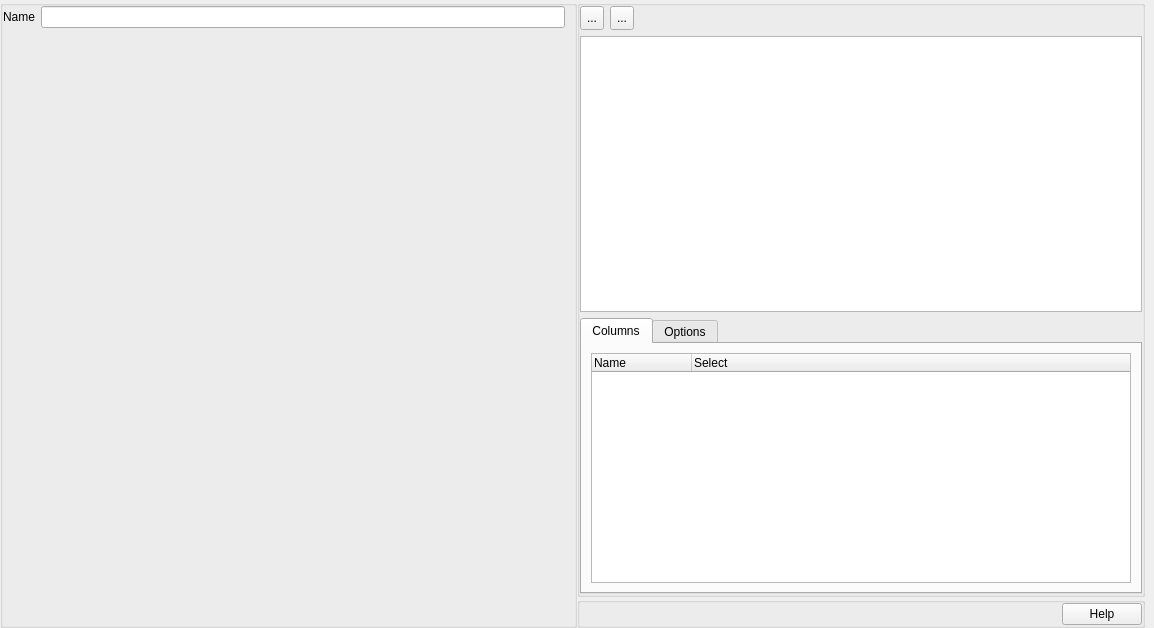
First picture: the form in NewViewForm.ui, repository fritzone/ddm, before the edit.
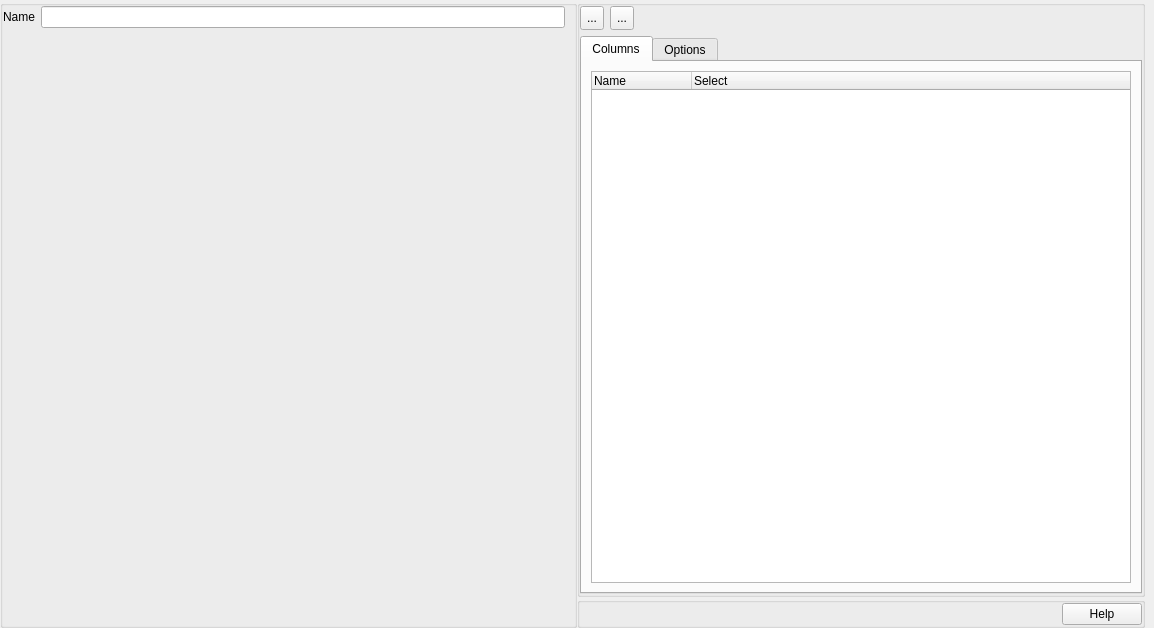
Second picture: the form after the edit. Icons and pictures are not drawn. Custom widgets are drawn as their Qt base class.

Commit message: code completion start

```diff
--- a/NewViewForm.ui
+++ b/NewViewForm.ui
@@ -175,22 +175,6 @@
           </item>
          </layout>
         </item>
-        <item>
-         <widget class="QTextEditWithCodeCompletion" name="txtSql">
-          <property name="minimumSize">
-           <size>
-            <width>0</width>
-            <height>200</height>
-           </size>
-          </property>
-          <property name="font">
-           <font>
-            <family>Courier 10 Pitch</family>
-            <pointsize>11</pointsize>
-           </font>
-          </property>
-         </widget>
-        </item>
         <item>
          <widget class="QTabWidget" name="tabWidget_4">
           <property name="currentIndex">
@@ -294,13 +278,6 @@
    </item>
   </layout>
  </widget>
- <customwidgets>
-  <customwidget>
-   <class>QTextEditWithCodeCompletion</class>
-   <extends>QTextEdit</extends>
-   <header location="global">QTextEditWithCodeCompletion.h</header>
-  </customwidget>
- </customwidgets>
  <resources>
   <include location="dbm.qrc"/>
  </resources>
```
Left out of the diff: 16 changed lines with no effect on the pictures. The commit also changes 5 other files.
